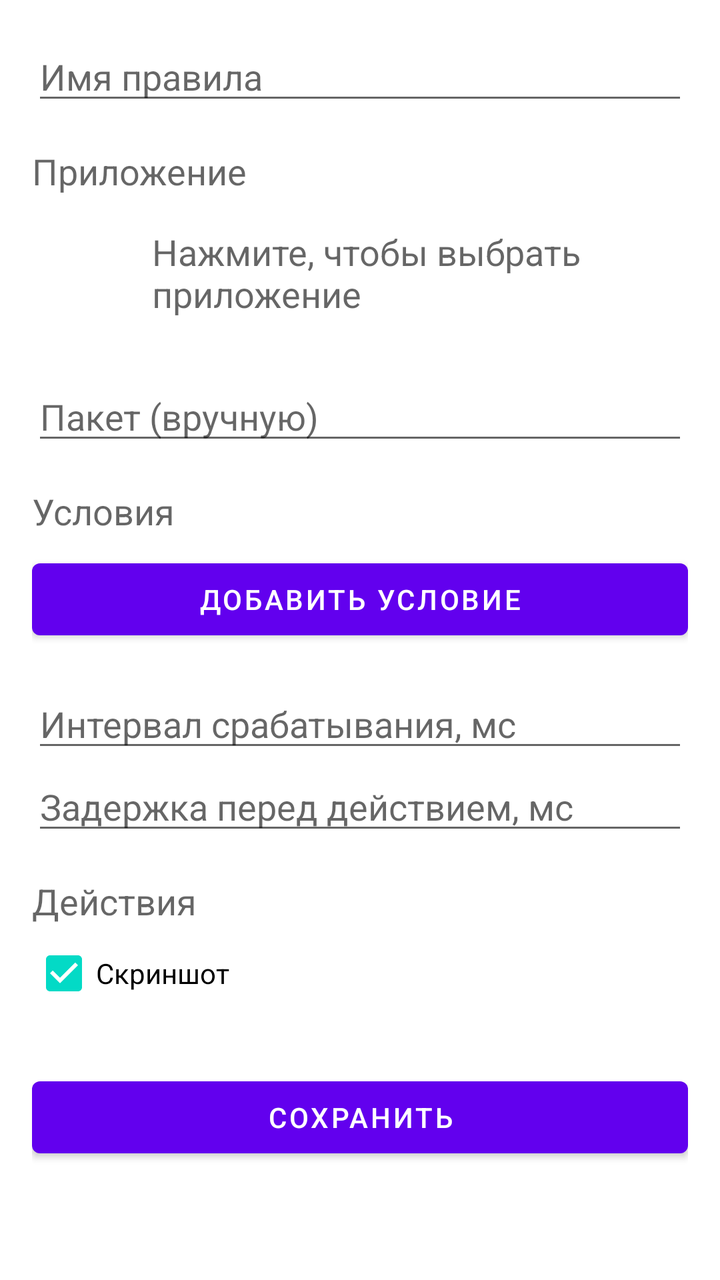
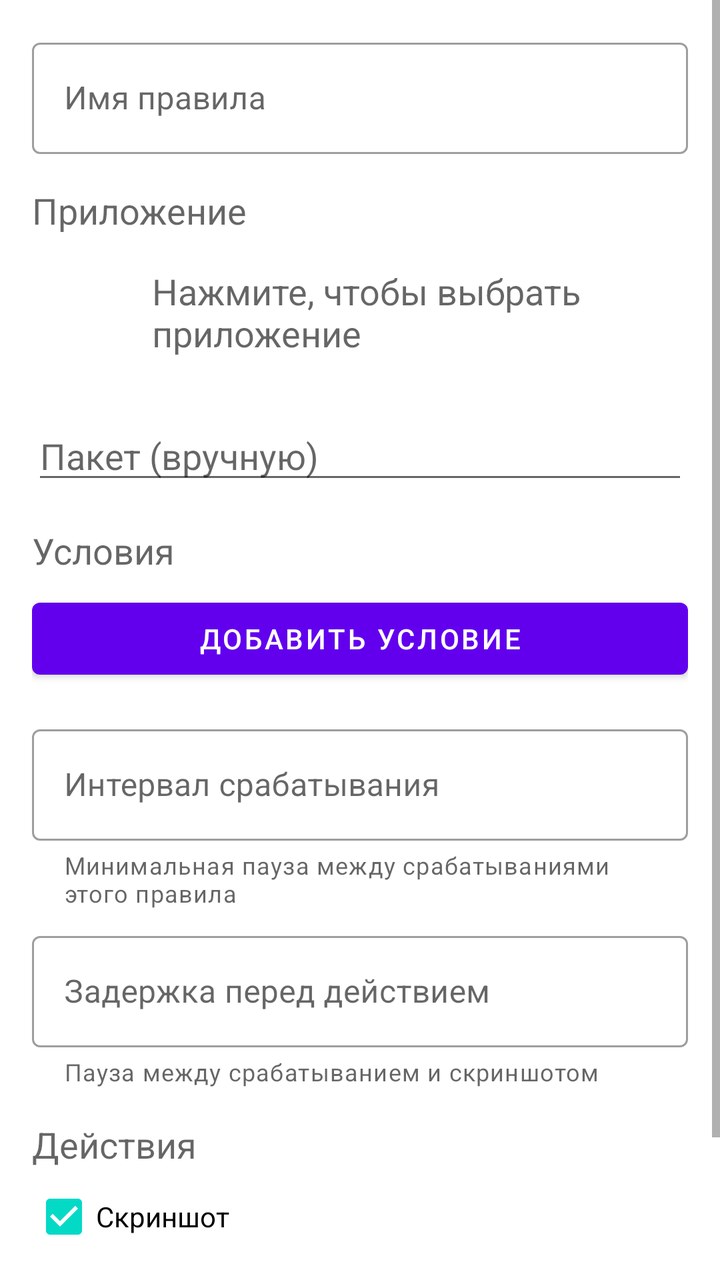

The first picture is an Android layout as it rendered before a commit; the second is the same layout after the commit. The layout source and the unified diff follow.
<!-- AndroidManifest.xml: application theme Theme.Ifsee -->
<!-- res/layout/activity_rule.xml -->
<?xml version="1.0" encoding="utf-8"?>
<ScrollView xmlns:android="http://schemas.android.com/apk/res/android"
    xmlns:app="http://schemas.android.com/apk/res-auto"
    android:layout_width="match_parent"
    android:layout_height="match_parent"
    android:fillViewport="true">

    <LinearLayout
        android:layout_width="match_parent"
        android:layout_height="wrap_content"
        android:orientation="vertical"
        android:padding="16dp">

        <EditText
            android:id="@+id/nameEdit"
            android:layout_width="match_parent"
            android:layout_height="wrap_content"
            android:hint="@string/rule_name"
            android:inputType="text" />

        <TextView
            android:layout_width="match_parent"
            android:layout_height="wrap_content"
            android:layout_marginTop="16dp"
            android:text="@string/rule_package"
            android:textAppearance="@style/TextAppearance.AppCompat.Medium" />

        <LinearLayout
            android:id="@+id/selectedAppRow"
            android:layout_width="match_parent"
            android:layout_height="wrap_content"
            android:layout_marginTop="8dp"
            android:background="?attr/selectableItemBackground"
            android:gravity="center_vertical"
            android:orientation="horizontal"
            android:padding="8dp">

            <ImageView
                android:id="@+id/selectedAppIcon"
                android:layout_width="40dp"
                android:layout_height="40dp"
                android:contentDescription="@string/app_icon"
                android:scaleType="fitCenter" />

            <LinearLayout
                android:layout_width="0dp"
                android:layout_height="wrap_content"
                android:layout_marginStart="12dp"
                android:layout_weight="1"
                android:orientation="vertical">

                <TextView
                    android:id="@+id/selectedAppName"
                    android:layout_width="match_parent"
                    android:layout_height="wrap_content"
                    android:text="@string/select_app"
                    android:textAppearance="@style/TextAppearance.AppCompat.Medium" />

                <TextView
                    android:id="@+id/selectedAppPackage"
                    android:layout_width="match_parent"
                    android:layout_height="wrap_content"
                    android:textAppearance="@style/TextAppearance.AppCompat.Small" />

            </LinearLayout>

        </LinearLayout>

        <AutoCompleteTextView
            android:id="@+id/packageEdit"
            android:layout_width="match_parent"
            android:layout_height="wrap_content"
            android:hint="@string/rule_package_manual"
            android:imeOptions="actionDone"
            android:inputType="text"
            android:singleLine="true" />

        <LinearLayout
            android:id="@+id/matchModeContainer"
            android:layout_width="match_parent"
            android:layout_height="wrap_content"
            android:layout_marginTop="16dp"
            android:orientation="vertical"
            android:visibility="gone">

            <TextView
                android:layout_width="match_parent"
                android:layout_height="wrap_content"
                android:text="@string/match_mode"
                android:textAppearance="@style/TextAppearance.AppCompat.Medium" />

            <com.google.android.material.button.MaterialButtonToggleGroup
                android:id="@+id/matchModeToggle"
                android:layout_width="match_parent"
                android:layout_height="wrap_content"
                android:layout_marginTop="8dp"
                android:orientation="horizontal"
                app:selectionRequired="true"
                app:singleSelection="true">

                <com.google.android.material.button.MaterialButton
                    android:id="@+id/modeAllButton"
                    style="?attr/materialButtonOutlinedStyle"
                    android:layout_width="0dp"
                    android:layout_height="wrap_content"
                    android:layout_weight="1"
                    android:checkable="true"
                    android:text="@string/mode_all" />

                <com.google.android.material.button.MaterialButton
                    android:id="@+id/modeAnyButton"
                    style="?attr/materialButtonOutlinedStyle"
                    android:layout_width="0dp"
                    android:layout_height="wrap_content"
                    android:layout_weight="1"
                    android:checkable="true"
                    android:text="@string/mode_any" />

            </com.google.android.material.button.MaterialButtonToggleGroup>

            <TextView
                android:id="@+id/matchModeExplanation"
                android:layout_width="match_parent"
                android:layout_height="wrap_content"
                android:layout_marginTop="8dp"
                android:text="@string/match_mode_all_hint"
                android:textAppearance="@style/TextAppearance.AppCompat.Small" />

        </LinearLayout>

        <TextView
            android:layout_width="match_parent"
            android:layout_height="wrap_content"
            android:layout_marginTop="16dp"
            android:text="@string/rule_matchers"
            android:textAppearance="@style/TextAppearance.AppCompat.Medium" />

        <LinearLayout
            android:id="@+id/matchersContainer"
            android:layout_width="match_parent"
            android:layout_height="wrap_content"
            android:orientation="vertical" />

        <Button
            android:id="@+id/addMatcherButton"
            android:layout_width="match_parent"
            android:layout_height="wrap_content"
            android:layout_marginTop="8dp"
            android:text="@string/add_matcher" />

        <EditText
            android:id="@+id/cooldownEdit"
            android:layout_width="match_parent"
            android:layout_height="wrap_content"
            android:layout_marginTop="16dp"
            android:hint="@string/cooldown_ms"
            android:inputType="number" />

        <EditText
            android:id="@+id/delayEdit"
            android:layout_width="match_parent"
            android:layout_height="wrap_content"
            android:hint="@string/delay_ms"
            android:inputType="number" />

        <TextView
            android:layout_width="match_parent"
            android:layout_height="wrap_content"
            android:layout_marginTop="16dp"
            android:text="@string/actions"
            android:textAppearance="@style/TextAppearance.AppCompat.Medium" />

        <CheckBox
            android:id="@+id/screenshotCheckBox"
            android:layout_width="match_parent"
            android:layout_height="wrap_content"
            android:checked="true"
            android:text="@string/action_screenshot" />

        <Button
            android:id="@+id/saveButton"
            android:layout_width="match_parent"
            android:layout_height="wrap_content"
            android:layout_marginTop="24dp"
            android:text="@string/save" />

    </LinearLayout>

</ScrollView>
<!-- resources referenced by this layout -->
<resources>
  <string name="action_screenshot">Скриншот</string>
  <string name="actions">Действия</string>
  <string name="add_matcher">Добавить условие</string>
  <string name="app_icon">Иконка приложения</string>
  <string name="cooldown_ms">Интервал срабатывания, мс</string>
  <string name="delay_ms">Задержка перед действием, мс</string>
  <string name="match_mode">Условия должны совпасть</string>
  <string name="match_mode_all_hint">Правило сработает, когда совпадут все условия</string>
  <string name="mode_all">Все (И)</string>
  <string name="mode_any">Любое (ИЛИ)</string>
  <string name="rule_matchers">Условия</string>
  <string name="rule_name">Имя правила</string>
  <string name="rule_package">Приложение</string>
  <string name="rule_package_manual">Пакет (вручную)</string>
  <string name="save">Сохранить</string>
  <string name="select_app">Нажмите, чтобы выбрать приложение</string>
  <style name="Theme.Ifsee" parent="Theme.MaterialComponents.DayNight.NoActionBar" />
</resources>

<!-- the commit's change to res/layout/activity_rule.xml (unified diff, before → after) -->
@@ -11,12 +11,21 @@
         android:orientation="vertical"
         android:padding="16dp">
 
-        <EditText
-            android:id="@+id/nameEdit"
-            android:layout_width="match_parent"
-            android:layout_height="wrap_content"
-            android:hint="@string/rule_name"
-            android:inputType="text" />
+        <com.google.android.material.textfield.TextInputLayout
+            style="@style/Widget.MaterialComponents.TextInputLayout.OutlinedBox"
+            android:layout_width="match_parent"
+            android:layout_height="wrap_content"
+            android:hint="@string/rule_name">
+
+            <com.google.android.material.textfield.TextInputEditText
+                android:id="@+id/nameEdit"
+                android:layout_width="match_parent"
+                android:layout_height="wrap_content"
+                android:imeOptions="actionDone"
+                android:inputType="text"
+                android:singleLine="true" />
+
+        </com.google.android.material.textfield.TextInputLayout>
 
         <TextView
             android:layout_width="match_parent"
@@ -148,20 +157,45 @@
             android:layout_marginTop="8dp"
             android:text="@string/add_matcher" />
 
-        <EditText
-            android:id="@+id/cooldownEdit"
+        <com.google.android.material.textfield.TextInputLayout
+            style="@style/Widget.MaterialComponents.TextInputLayout.OutlinedBox"
             android:layout_width="match_parent"
             android:layout_height="wrap_content"
             android:layout_marginTop="16dp"
             android:hint="@string/cooldown_ms"
-            android:inputType="number" />
-
-        <EditText
-            android:id="@+id/delayEdit"
-            android:layout_width="match_parent"
-            android:layout_height="wrap_content"
+            app:helperText="@string/cooldown_helper"
+            app:suffixText="@string/ms_suffix">
+
+            <com.google.android.material.textfield.TextInputEditText
+                android:id="@+id/cooldownEdit"
+                android:layout_width="match_parent"
+                android:layout_height="wrap_content"
+                android:imeOptions="actionDone"
+                android:inputType="number"
+                android:maxLength="7"
+                android:singleLine="true" />
+
+        </com.google.android.material.textfield.TextInputLayout>
+
+        <com.google.android.material.textfield.TextInputLayout
+            style="@style/Widget.MaterialComponents.TextInputLayout.OutlinedBox"
+            android:layout_width="match_parent"
+            android:layout_height="wrap_content"
+            android:layout_marginTop="8dp"
             android:hint="@string/delay_ms"
-            android:inputType="number" />
+            app:helperText="@string/delay_helper"
+            app:suffixText="@string/ms_suffix">
+
+            <com.google.android.material.textfield.TextInputEditText
+                android:id="@+id/delayEdit"
+                android:layout_width="match_parent"
+                android:layout_height="wrap_content"
+                android:imeOptions="actionDone"
+                android:inputType="number"
+                android:maxLength="7"
+                android:singleLine="true" />
+
+        </com.google.android.material.textfield.TextInputLayout>
 
         <TextView
             android:layout_width="match_parent"
<!-- resource entries referenced after the edit -->
@@ -4,12 +4,15 @@
   <string name="actions">Действия</string>
   <string name="add_matcher">Добавить условие</string>
   <string name="app_icon">Иконка приложения</string>
-  <string name="cooldown_ms">Интервал срабатывания, мс</string>
-  <string name="delay_ms">Задержка перед действием, мс</string>
+  <string name="cooldown_helper">Минимальная пауза между срабатываниями этого правила</string>
+  <string name="cooldown_ms">Интервал срабатывания</string>
+  <string name="delay_helper">Пауза между срабатыванием и скриншотом</string>
+  <string name="delay_ms">Задержка перед действием</string>
   <string name="match_mode">Условия должны совпасть</string>
   <string name="match_mode_all_hint">Правило сработает, когда совпадут все условия</string>
   <string name="mode_all">Все (И)</string>
   <string name="mode_any">Любое (ИЛИ)</string>
+  <string name="ms_suffix">мс</string>
   <string name="rule_matchers">Условия</string>
   <string name="rule_name">Имя правила</string>
   <string name="rule_package">Приложение</string>
